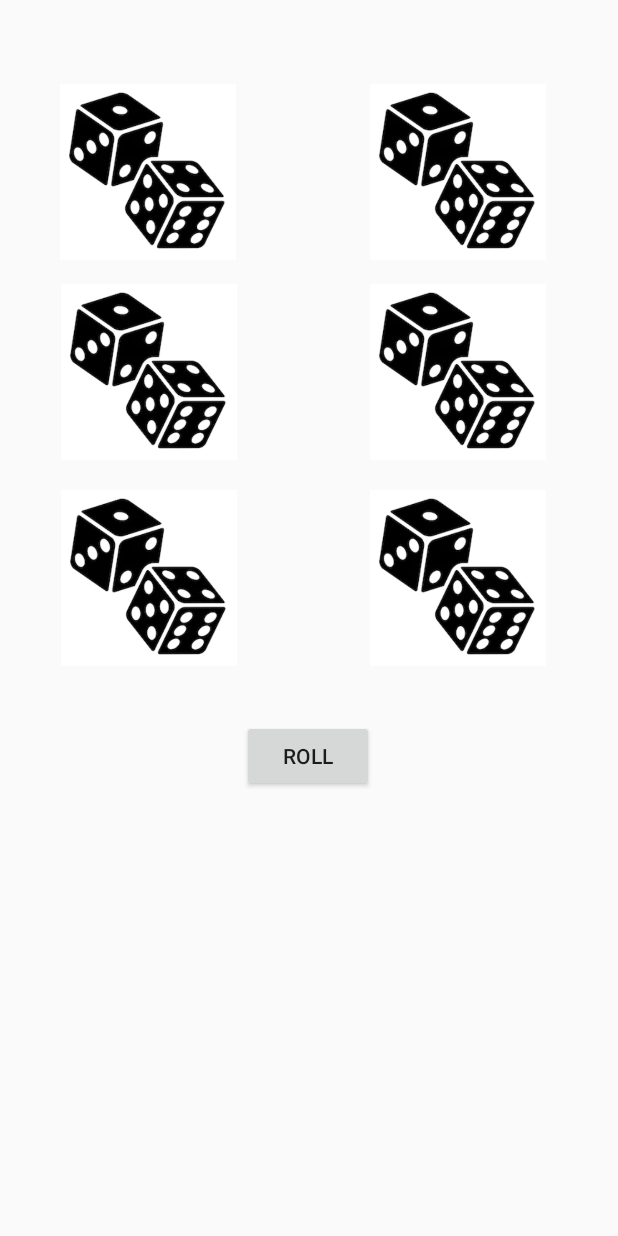
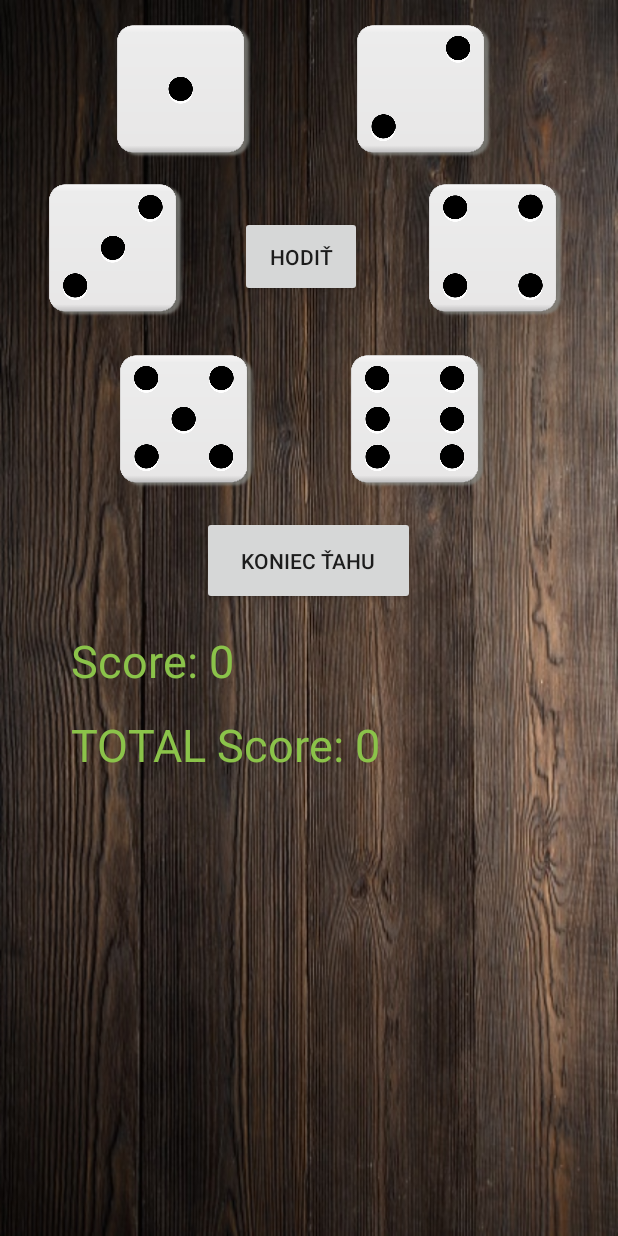
Before and after one commit to Chiller104/TAMZII_dices, an Android app: the layout activity_main.xml on its own in the app's theme, with its tools: preview values and no code run, on a phone screen of 412 x 824 dp. Run offline under Robolectric (Android 15) with nearby library versions, the phone set to English and light mode, and no system bars.

Commit message:
NextTurn button

```diff
--- /dev/null
+++ b/app/src/main/res/anim/rotate.xml
@@ -0,0 +1,10 @@
+<?xml version="1.0" encoding="utf-8"?>
+<set xmlns:android="http://schemas.android.com/apk/res/android">
+
+    <rotate
+        android:fromDegrees="0"
+        android:toDegrees="540"
+        android:pivotX="50%"
+        android:pivotY="50%"
+        android:duration="700"/>
+</set>
--- a/app/src/main/res/layout/activity_main.xml
+++ b/app/src/main/res/layout/activity_main.xml
@@ -1,85 +1,123 @@
 <?xml version="1.0" encoding="utf-8"?>
-<androidx.constraintlayout.widget.ConstraintLayout
-    xmlns:android="http://schemas.android.com/apk/res/android"
+<androidx.constraintlayout.widget.ConstraintLayout xmlns:android="http://schemas.android.com/apk/res/android"
     xmlns:app="http://schemas.android.com/apk/res-auto"
     xmlns:tools="http://schemas.android.com/tools"
     android:layout_width="match_parent"
-    android:layout_height="match_parent">
+    android:layout_height="match_parent"
+    android:background="@drawable/wooden_table">
+
+    <TextView
+        android:id="@+id/score"
+        android:layout_width="218dp"
+        android:layout_height="48dp"
+        android:layout_marginTop="420dp"
+        android:text="Score: 0"
+        android:textColor="#8BC34A"
+        android:textSize="30sp"
+        app:layout_constraintEnd_toEndOf="parent"
+        app:layout_constraintHorizontal_bias="0.243"
+        app:layout_constraintStart_toStartOf="parent"
+        app:layout_constraintTop_toTopOf="parent" />
+
+    <TextView
+        android:id="@+id/total_score"
+        android:layout_width="315dp"
+        android:layout_height="43dp"
+        android:layout_marginTop="8dp"
+        android:text="TOTAL Score: 0"
+        android:textColor="#8BC34A"
+        android:textSize="30sp"
+        app:layout_constraintEnd_toEndOf="parent"
+        app:layout_constraintHorizontal_bias="0.489"
+        app:layout_constraintStart_toStartOf="parent"
+        app:layout_constraintTop_toBottomOf="@+id/score" />
+
+    <ImageView
+        android:id="@+id/diceView1"
+        android:layout_width="90dp"
+        android:layout_height="90dp"
+        android:layout_marginTop="16dp"
+        app:layout_constraintEnd_toStartOf="@+id/diceView2"
+        app:layout_constraintHorizontal_bias="0.526"
+        app:layout_constraintStart_toStartOf="parent"
+        app:layout_constraintTop_toTopOf="parent"
+        app:srcCompat="@drawable/white_1" />
 
     <ImageView
         android:id="@+id/diceView2"
-        android:layout_width="133dp"
-        android:layout_height="117dp"
-        android:layout_marginTop="56dp"
-        android:layout_marginEnd="40dp"
-        android:layout_marginRight="40dp"
+        android:layout_width="90dp"
+        android:layout_height="90dp"
+        android:layout_marginTop="16dp"
+        android:layout_marginEnd="84dp"
+        android:layout_marginRight="84dp"
         app:layout_constraintEnd_toEndOf="parent"
         app:layout_constraintTop_toTopOf="parent"
-        app:srcCompat="@drawable/dices_icon" />
+        app:srcCompat="@drawable/white_2" />
 
     <ImageView
         android:id="@+id/diceView3"
-        android:layout_width="133dp"
-        android:layout_height="117dp"
+        android:layout_width="90dp"
+        android:layout_height="90dp"
         android:layout_marginTop="16dp"
         app:layout_constraintEnd_toStartOf="@+id/diceView4"
-        app:layout_constraintHorizontal_bias="0.307"
+        app:layout_constraintHorizontal_bias="0.167"
         app:layout_constraintStart_toStartOf="parent"
         app:layout_constraintTop_toBottomOf="@+id/diceView1"
-        app:srcCompat="@drawable/dices_icon" />
+        app:srcCompat="@drawable/white_3" />
 
     <ImageView
         android:id="@+id/diceView4"
-        android:layout_width="133dp"
-        android:layout_height="117dp"
+        android:layout_width="90dp"
+        android:layout_height="90dp"
         android:layout_marginTop="16dp"
-        android:layout_marginEnd="40dp"
-        android:layout_marginRight="40dp"
+        android:layout_marginEnd="36dp"
+        android:layout_marginRight="36dp"
         app:layout_constraintEnd_toEndOf="parent"
         app:layout_constraintTop_toBottomOf="@+id/diceView2"
-        app:srcCompat="@drawable/dices_icon" />
+        app:srcCompat="@drawable/white_4" />
 
     <ImageView
         android:id="@+id/diceView5"
-        android:layout_width="133dp"
-        android:layout_height="117dp"
-        android:layout_marginTop="20dp"
+        android:layout_width="90dp"
+        android:layout_height="90dp"
+        android:layout_marginTop="24dp"
         app:layout_constraintEnd_toStartOf="@+id/diceView6"
-        app:layout_constraintHorizontal_bias="0.307"
+        app:layout_constraintHorizontal_bias="0.555"
         app:layout_constraintStart_toStartOf="parent"
         app:layout_constraintTop_toBottomOf="@+id/diceView3"
-        app:srcCompat="@drawable/dices_icon" />
+        app:srcCompat="@drawable/white_5" />
 
     <ImageView
         android:id="@+id/diceView6"
-        android:layout_width="133dp"
-        android:layout_height="117dp"
-        android:layout_marginTop="20dp"
-        android:layout_marginEnd="40dp"
-        android:layout_marginRight="40dp"
+        android:layout_width="90dp"
+        android:layout_height="90dp"
+        android:layout_marginTop="24dp"
+        android:layout_marginEnd="88dp"
+        android:layout_marginRight="88dp"
         app:layout_constraintEnd_toEndOf="parent"
         app:layout_constraintTop_toBottomOf="@+id/diceView4"
-        app:srcCompat="@drawable/dices_icon" />
-
-    <ImageView
-        android:id="@+id/diceView1"
-        android:layout_width="133dp"
-        android:layout_height="117dp"
-        android:layout_marginTop="56dp"
-        app:layout_constraintEnd_toStartOf="@+id/diceView2"
-        app:layout_constraintHorizontal_bias="0.304"
-        app:layout_constraintStart_toStartOf="parent"
-        app:layout_constraintTop_toTopOf="parent"
-        app:srcCompat="@drawable/dices_icon" />
+        app:srcCompat="@drawable/white_6" />
 
     <Button
         android:id="@+id/button"
-        android:layout_width="wrap_content"
-        android:layout_height="wrap_content"
-        android:layout_marginTop="36dp"
-        android:text="Roll"
+        android:layout_width="81dp"
+        android:layout_height="54dp"
+        android:layout_marginTop="144dp"
+        android:text="Hodiť"
+        app:layout_constraintEnd_toStartOf="@+id/diceView4"
+        app:layout_constraintHorizontal_bias="0.455"
+        app:layout_constraintStart_toEndOf="@+id/diceView3"
+        app:layout_constraintTop_toTopOf="parent" />
+
+    <Button
+        android:id="@+id/end_turn_button"
+        android:layout_width="142dp"
+        android:layout_height="59dp"
+        android:layout_marginTop="344dp"
+        android:text="KONIEC ŤAHU"
         app:layout_constraintEnd_toEndOf="parent"
         app:layout_constraintHorizontal_bias="0.498"
         app:layout_constraintStart_toStartOf="parent"
-        app:layout_constraintTop_toBottomOf="@+id/diceView6" />
+        app:layout_constraintTop_toTopOf="parent" />
+
 </androidx.constraintlayout.widget.ConstraintLayout>
```
Also changed, not shown: app/src/main/res/drawable/red_1.png, app/src/main/res/drawable/white_1.png, app/src/main/res/drawable/white_2.png, app/src/main/res/drawable/white_3.png, app/src/main/res/drawable/white_4.png, app/src/main/res/drawable/white_5.png, app/src/main/res/drawable/white_6.png, app/src/main/res/drawable/wooden_table.jpg (added).
